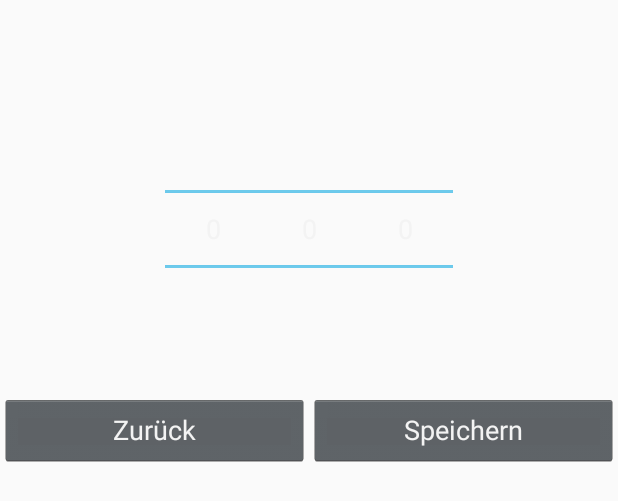
After one commit to michael71/SX4Control, an Android app: the layout activity_select_address_dialog.xml on its own in the app's theme, with its tools: preview values and no code run, on a phone screen of 412 x 824 dp. The commit adds this screen. Shown: the top 501 px of the screen. Run offline under Robolectric (Android 15) with nearby library versions, the phone set to English and light mode, and no system bars.

Commit message:
moved address-selectionto separate class

```diff
--- a/app/src/main/java/de/blankedv/sx4control/model/Constants.kt
+++ b/app/src/main/java/de/blankedv/sx4control/model/Constants.kt
@@ -19,11 +19,16 @@ const val KEY_ALLOW_POWER_CONTROL = "enablePowerControlPref"
 const val SXNET_PORT = 4104
 const val SXNET_START_IP = "192.168.178.29"
 
-const val KEY_LOCO_ADDR = "lastLocoAddr"
-const val DEFAULT_LOCO = 25
+const val KEY_LOCO_ADDR = "locoAddrPref"
+const val KEY_LOCO_ADDR_LIST = "locoAddrListPref"
 
-const val SELECT_LOCO_ADDRESS = 1
-const val SELECT_OTHER_ADDRESS = 2
+const val PICK_LOCO_ADDRESS_REQUEST = 1
+const val PICK_OTHER_ADDRESS_REQUEST = 2
+const val READ_STORAGE_PERMISSION_REQUEST = 4
+const val RESULT_SEL_ADDRESS = "selected_address"
+
+
+const val DIRECTORY = "/sx4control/" // with leading and trailing slash !!
 
 const val FNAME_FROM_SERVER = "from_server.xml"
 
--- a/app/src/main/java/de/blankedv/sx4control/model/SXnetClientThread.kt
+++ b/app/src/main/java/de/blankedv/sx4control/model/SXnetClientThread.kt
@@ -31,6 +31,7 @@ class SXnetClientThread(private var context: Context?, private val ip: String, p
     @Volatile
     private var clientTerminated: Boolean = false
     private var lastReceived: Long = 0
+    private var commAlive: Long = 0
 
     private var shutdownFlag: Boolean = false
     private var socket: Socket? = null
@@ -44,6 +45,7 @@ class SXnetClientThread(private var context: Context?, private val ip: String, p
         clientTerminated = false
         shutdownFlag = false
         lastReceived = System.currentTimeMillis() + 5000  // initialize
+        commAlive = System.currentTimeMillis() + 5000  // initialize
     }
 
     fun shutdown() {
@@ -57,7 +59,7 @@ class SXnetClientThread(private var context: Context?, private val ip: String, p
         connect()
 
 
-        while (shutdownFlag == false && !Thread.currentThread().isInterrupted) {
+        while (!shutdownFlag && !Thread.currentThread().isInterrupted) {
             try {
                 if (`in` != null && `in`!!.ready()) {
                     val in1 = `in`!!.readLine()
@@ -69,6 +71,7 @@ class SXnetClientThread(private var context: Context?, private val ip: String, p
                         // sends feedback message  XL 'addr' 'data' (or INVALID_INT) back to mobile device
                     }
                     lastReceived = System.currentTimeMillis()
+                    commAlive = System.currentTimeMillis()
                 }
             } catch (e: IOException) {
                 Log.e(TAG, "ERROR: reading from socket - " + e.message)
@@ -96,6 +99,11 @@ class SXnetClientThread(private var context: Context?, private val ip: String, p
                 handler!!.sendMessage(m)  // send SX data to UI Thread via Message
                 lastReceived = System.currentTimeMillis()  // send this msg only every 10 secs
             }
+
+            // automatic shutdown after 60 secs without message
+            //if (System.currentTimeMillis() - commAlive > 60 * 1000) {
+            //    shutdownFlag = true
+            //}
         }
 
         clientTerminated = true
--- /dev/null
+++ b/app/src/main/res/layout/activity_select_address_dialog.xml
@@ -0,0 +1,68 @@
+<?xml version="1.0" encoding="utf-8"?>
+<LinearLayout
+        xmlns:android="http://schemas.android.com/apk/res/android"
+        xmlns:tools="http://schemas.android.com/tools"
+        android:orientation="vertical"
+        android:layout_width="match_parent"
+        android:layout_height="wrap_content"
+        tools:context=".views.SelectAddressDialog"
+        android:theme="@android:style/Theme.Holo.Dialog">
+
+    <TextView
+            android:layout_width="match_parent"
+            android:layout_height="wrap_content"
+            android:inputType="textPersonName"
+            android:textSize="24dp"
+            android:id="@+id/tvHeader"
+            android:layout_weight="1"
+            android:layout_gravity="center_horizontal"/>
+    <LinearLayout
+            android:orientation="horizontal"
+            android:layout_width="wrap_content"
+            android:layout_height="wrap_content"
+            android:layout_gravity="center"
+            android:gravity="center_horizontal"
+            android:paddingTop="20dp">
+
+        <NumberPicker
+                android:id="@+id/numberPickerH"
+                android:layout_width="wrap_content"
+                android:layout_height="wrap_content"
+                android:layout_marginTop="10dp"
+        />
+        <NumberPicker
+                android:id="@+id/numberPickerZ"
+                android:layout_width="wrap_content"
+                android:layout_height="wrap_content"
+                android:layout_marginTop="10dp"
+        />
+        <NumberPicker
+                android:id="@+id/numberPickerE"
+                android:layout_width="wrap_content"
+                android:layout_height="wrap_content"
+                android:layout_marginTop="10dp"/>
+    </LinearLayout>
+    <LinearLayout
+            android:orientation="horizontal"
+            android:layout_width="match_parent"
+            android:layout_height="wrap_content"
+            android:layout_gravity="center"
+            android:gravity="center_horizontal"
+            android:paddingTop="20dp">
+        <Button
+                android:text="Zurück"
+                android:layout_width="0dp"
+                android:layout_weight="1"
+                android:layout_height="wrap_content"
+                android:id="@+id/btnCancel"
+        />
+        <Button
+                android:text="Speichern"
+                android:layout_width="0dp"
+                android:layout_weight="1"
+                android:layout_height="wrap_content"
+                android:id="@+id/btnSave"
+        />
+    </LinearLayout>
+
+</LinearLayout>
```
Also changed, not shown: app/src/main/AndroidManifest.xml (+29 -17 lines), app/src/main/java/de/blankedv/sx4control/model/LocoBitmap.kt (added, +72 -0 lines), app/src/main/java/de/blankedv/sx4control/model/MainApplication.kt (+11 -4 lines), app/src/main/java/de/blankedv/sx4control/views/MainActivity.kt (+178 -122 lines), app/src/main/java/de/blankedv/sx4control/views/SelectAddressDialog.kt (added, +62 -0 lines), app/src/main/res/layout/select_address.xml (deleted, +0 -27 lines), app/src/main/res/values/strings.xml (+6 -3 lines).
